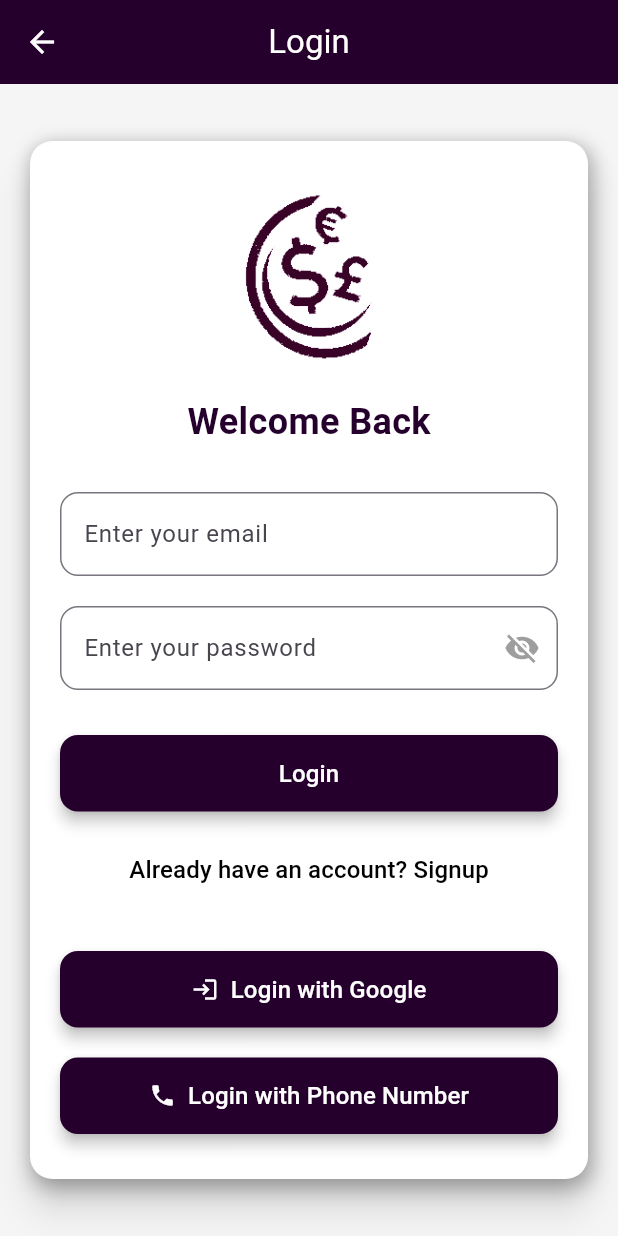
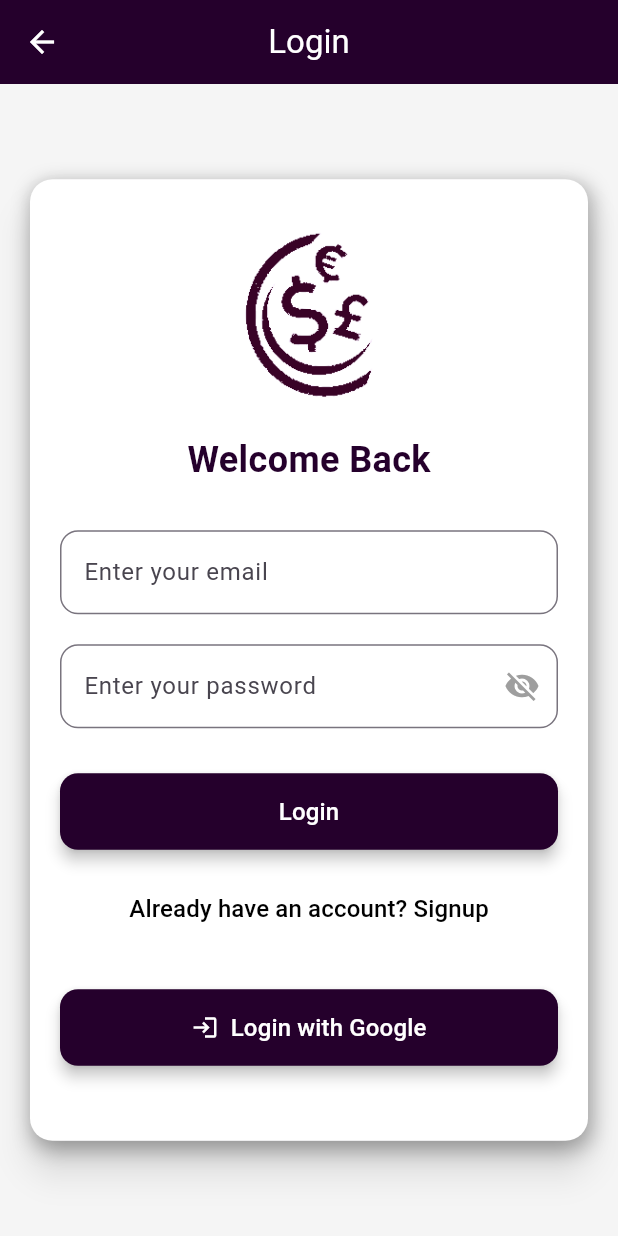
Before and after one commit to tayyaba-muslim/CurrencyConverter, a Flutter app: the EmailPasswordLogin screen opened by its route, on a phone screen of 412 x 824 dp. Run offline on Flutter 3.47's test engine with Material 3 defaults, Android fonts, the phone set to English and light mode, and no system bars; our stand-ins replace cloud_firestore, firebase_auth, firebase_core, flutter_spinkit, font_awesome_flutter, google_sign_in; missing offline and left inert: flutter_facebook_auth; accounts and stored records are empty; network calls fail; key blocks and very long unbroken strings in the code were emptied for the run.

Commit message:
complete project

```diff
--- a/flutter-firebase-auth/lib/screens/login_email_password_screen.dart
+++ b/flutter-firebase-auth/lib/screens/login_email_password_screen.dart
@@ -253,34 +253,34 @@ class _EmailPasswordLoginState extends State<EmailPasswordLogin> {
                           const SizedBox(height: 20),
 
                           // Login with Phone Number button
-                          SizedBox(
-                            width: double.infinity,
-                            child: ElevatedButton.icon(
-                              onPressed: () {
-                                Navigator.pushNamed(
-                                    context, PhoneScreen.routeName);
-                              },
-                              style: ElevatedButton.styleFrom(
-                                backgroundColor:
-                                    const Color.fromARGB(255, 37, 0, 44),
-                                padding:
-                                    const EdgeInsets.symmetric(vertical: 14),
-                                shape: RoundedRectangleBorder(
-                                  borderRadius: BorderRadius.circular(12),
-                                ),
-                                elevation: 4,
-                              ),
-                              icon:
-                                  const Icon(Icons.phone, color: Colors.white),
-                              label: const Text(
-                                "Login with Phone Number",
-                                style: TextStyle(
-                                  color: Colors.white,
-                                  fontSize: 16,
-                                ),
-                              ),
-                            ),
-                          ),
+                          // SizedBox(
+                          //   width: double.infinity,
+                          //   child: ElevatedButton.icon(
+                          //     onPressed: () {
+                          //       Navigator.pushNamed(
+                          //           context, PhoneScreen.routeName);
+                          //     },
+                          //     style: ElevatedButton.styleFrom(
+                          //       backgroundColor:
+                          //           const Color.fromARGB(255, 37, 0, 44),
+                          //       padding:
+                          //           const EdgeInsets.symmetric(vertical: 14),
+                          //       shape: RoundedRectangleBorder(
+                          //         borderRadius: BorderRadius.circular(12),
+                          //       ),
+                          //       elevation: 4,
+                          //     ),
+                          //     icon:
+                          //         const Icon(Icons.phone, color: Colors.white),
+                          //     label: const Text(
+                          //       "Login with Phone Number",
+                          //       style: TextStyle(
+                          //         color: Colors.white,
+                          //         fontSize: 16,
+                          //       ),
+                          //     ),
+                          //   ),
+                          // ),
                         ],
                       ),
                     ),
```
Also changed, not shown: flutter-firebase-auth/lib/screens/signup_email_password_screen.dart (+24 -24 lines).
